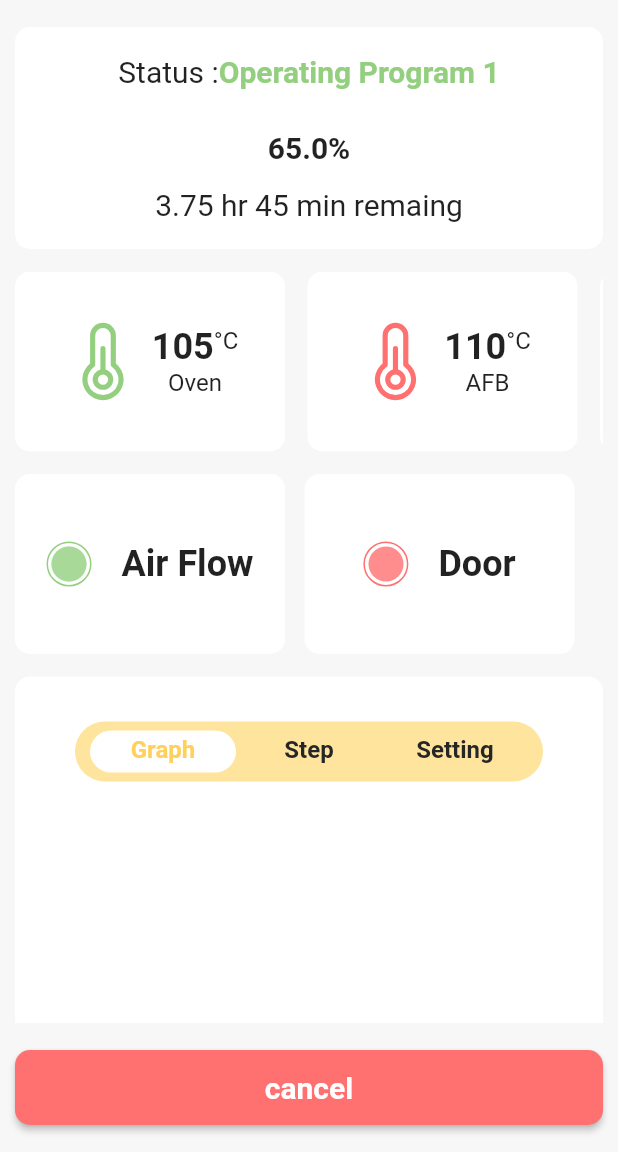
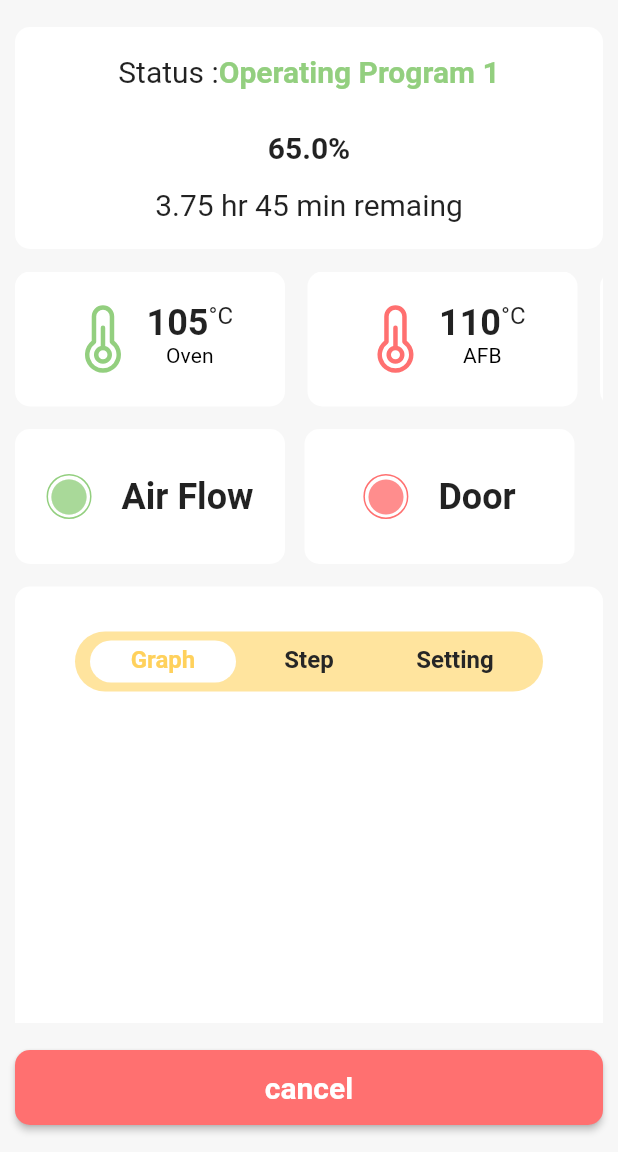
Before and after one commit to arinoldmoon/BurnoutProject, a Flutter app: the MachineDashboardPage screen opened directly, on a phone screen of 412 x 824 dp, the part 84-1236 px from its top. Run offline on Flutter 3.47's test engine with Material 2 defaults, Android fonts, the phone set to English and light mode, and no system bars; drawn by our look-alikes of percent_indicator; our stand-ins replace fixnum, flutter_phosphor_icons, phosphor_flutter; missing offline and left inert: grpc, protobuf.

Commit message:
edit machine dashboard temperature and peripheral widget sizes

```diff
--- a/burnout_mobile/lib/constants/machine_dashboard/machine_dashboard_sizes.dart
+++ b/burnout_mobile/lib/constants/machine_dashboard/machine_dashboard_sizes.dart
@@ -24,12 +24,12 @@ class MachineDashboardSizes {
       EdgeInsets.symmetric(vertical: 15);
 
   // Machine Dashboard Temperature
-  static const machineDashboardTemperatureHeight = 120.0;
+  static const machineDashboardTemperatureHeight = 90.0;
   static const machineDashboardTemperatureWidth = 180.0;
   static const machineDashboardTemperatureBorderRadius = 10.0;
   static const machineDashboardTemperaturePadding =
-      EdgeInsets.symmetric(vertical: 26, horizontal: 8);
-  static const machineDashboardTemperatureIconSize = 55.0;
+      EdgeInsets.symmetric(vertical: 20, horizontal: 8);
+  static const machineDashboardTemperatureIconSize = 48.0;
   static const machineDashboardTemperatureIconTempSpacing = 5.0;
   static const machineDashboardTemperatureItemSpacing = 13.0;
 
@@ -39,7 +39,7 @@ class MachineDashboardSizes {
   static const machineDashboardPeripheralItemSpacing = 13.0;
   static const machineDashboardPeripheralPadding =
       EdgeInsets.symmetric(vertical: 26, horizontal: 18);
-  static const machineDashboardPeripheralHeight = 120.0;
+  static const machineDashboardPeripheralHeight = 90.0;
   static const machineDashboardPeripheralWidth = 180.0;
   static const machineDashboardPeripheralIconNameSpacing = 20.0;
 
--- a/burnout_mobile/lib/widgets/machine_dashboard/machine_dashboard_temperature.dart
+++ b/burnout_mobile/lib/widgets/machine_dashboard/machine_dashboard_temperature.dart
@@ -24,6 +24,8 @@ class _MachineDashboardTemperatureState
   Widget build(BuildContext context) {
     return Row(
       key: const Key('machineTempWidget'),
+      mainAxisAlignment: MainAxisAlignment.center,
+      crossAxisAlignment: CrossAxisAlignment.center,
       children: [
         Container(
           height: MachineDashboardSizes.machineDashboardTemperatureHeight,
@@ -109,12 +111,14 @@ class _MachineDashboardTemperatureState
             ),
           ],
         ),
-        Text(
-          machineDashboardTemperatureName(widget.machineTemperature),
-          style: Theme.of(context)
-              .textTheme
-              .subtitle1!
-              .copyWith(fontWeight: FontWeight.normal),
+        Expanded(
+          child: Text(
+            machineDashboardTemperatureName(widget.machineTemperature),
+            style: Theme.of(context)
+                .textTheme
+                .subtitle2!
+                .copyWith(fontWeight: FontWeight.normal),
+          ),
         ),
       ],
     );
```
Also changed, not shown: 7 other files.
